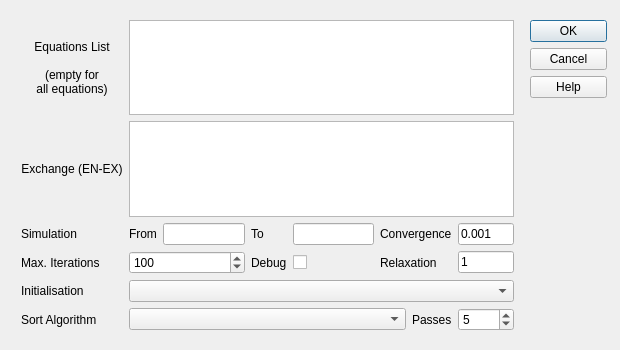
Old version of the form gui/menu/compute/compute_simulation.ui in the repository plan-be/iode.
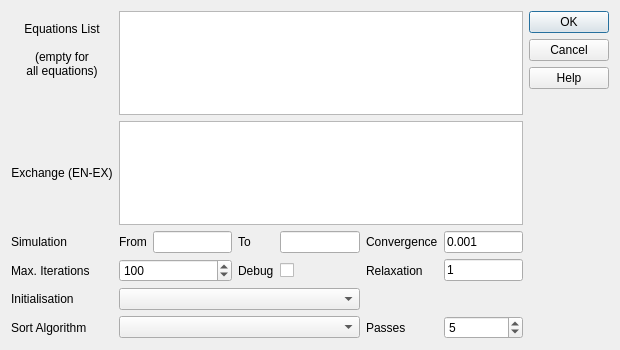
New version of the form. Icons and pictures are not drawn. Custom widgets are drawn as their Qt base class.

Commit message: GUI: (QIodeMenuComputeSimulation) enabled auto-complete in the textEdit_equations_list and textEdit_exchange fields

Diff of the .ui file:
```diff
--- a/gui/menu/compute/compute_simulation.ui
+++ b/gui/menu/compute/compute_simulation.ui
@@ -29,93 +29,8 @@
    <iconset>
     <normaloff>icons/Iodenew.ico</normaloff>icons/Iodenew.ico</iconset>
   </property>
-  <widget class="QWidget" name="layoutWidget">
-   <property name="geometry">
-    <rect>
-     <x>21</x>
-     <y>20</y>
-     <width>493</width>
-     <height>311</height>
-    </rect>
-   </property>
    <layout class="QGridLayout" name="gridLayout">
-    <item row="2" column="2">
-     <widget class="QIodeSampleEdit" name="sampleEdit_sample_from">
-      <property name="toolTip">
-       <string>- yyyy is the year
- -P is the periodicity (Y=yearly, Q=quaterly, M=monthly, W=weekly)
- -ppp is the period of the year</string>
-      </property>
-      <property name="inputMask">
-       <string/>
-      </property>
-      <property name="placeholderText">
-       <string/>
-      </property>
-     </widget>
-    </item>
-    <item row="3" column="3">
-     <widget class="QLabel" name="label_debug">
-      <property name="text">
-       <string>Debug</string>
-      </property>
-     </widget>
-    </item>
-    <item row="2" column="1">
-     <widget class="QLabel" name="label_simulation_from">
-      <property name="text">
-       <string>From</string>
-      </property>
-     </widget>
-    </item>
-    <item row="3" column="4">
-     <widget class="QCheckBox" name="checkBox_debug">
-      <property name="text">
-       <string/>
-      </property>
-     </widget>
-    </item>
-    <item row="3" column="5" colspan="2">
-     <widget class="QLabel" name="label_relaxation">
-      <property name="text">
-       <string>Relaxation</string>
-      </property>
-     </widget>
-    </item>
-    <item row="3" column="0">
-     <widget class="QLabel" name="label_max_iterations">
-      <property name="text">
-       <string>Max. Iterations</string>
-      </property>
-     </widget>
-    </item>
-    <item row="0" column="1" colspan="8">
-     <widget class="QTextEdit" name="textEdit_equations_list"/>
-    </item>
-    <item row="3" column="1" colspan="2">
-     <widget class="QSpinBox" name="spinBox_max_iterations">
-      <property name="maximum">
-       <number>1000000</number>
-      </property>
-      <property name="value">
-       <number>100</number>
-      </property>
-      <property name="displayIntegerBase">
-       <number>10</number>
-      </property>
-     </widget>
-    </item>
-    <item row="2" column="5" colspan="2">
-     <widget class="QLabel" name="label_convergence">
-      <property name="text">
-       <string>Convergence</string>
-      </property>
-     </widget>
-    </item>
-    <item row="5" column="1" colspan="5">
-     <widget class="QComboBox" name="comboBox_sort_algorithm"/>
-    </item>
-    <item row="0" column="0">
+   <item row="0" column="0" rowspan="3">
      <widget class="QLabel" name="label_equations_list">
       <property name="text">
        <string>Equations List
@@ -128,106 +43,10 @@
       </property>
      </widget>
     </item>
-    <item row="2" column="0">
-     <widget class="QLabel" name="label_simulation">
-      <property name="text">
-       <string>Simulation</string>
-      </property>
-     </widget>
-    </item>
-    <item row="2" column="4">
-     <widget class="QIodeSampleEdit" name="sampleEdit_sample_to">
-      <property name="toolTip">
-       <string>- yyyy is the year
- -P is the periodicity (Y=yearly, Q=quaterly, M=monthly, W=weekly)
- -ppp is the period of the year</string>
-      </property>
-      <property name="inputMask">
-       <string/>
-      </property>
-      <property name="placeholderText">
-       <string/>
-      </property>
-     </widget>
-    </item>
-    <item row="5" column="7" colspan="2">
-     <widget class="QSpinBox" name="spinBox_nb_passes">
-      <property name="value">
-       <number>5</number>
-      </property>
-     </widget>
-    </item>
-    <item row="2" column="3">
-     <widget class="QLabel" name="label_simulation_to">
-      <property name="text">
-       <string>To</string>
-      </property>
-     </widget>
-    </item>
-    <item row="4" column="0">
-     <widget class="QLabel" name="label_initialisation">
-      <property name="text">
-       <string>Initialisation</string>
-      </property>
-     </widget>
-    </item>
-    <item row="5" column="6">
-     <widget class="QLabel" name="label_passes">
-      <property name="text">
-       <string>Passes</string>
-      </property>
-     </widget>
-    </item>
-    <item row="1" column="1" colspan="8">
-     <widget class="QTextEdit" name="textEdit_exchange"/>
-    </item>
-    <item row="2" column="7" colspan="2">
-     <widget class="QLineEdit" name="lineEdit_convergence">
-      <property name="text">
-       <string>0.001</string>
-      </property>
-     </widget>
-    </item>
-    <item row="3" column="7" colspan="2">
-     <widget class="QLineEdit" name="lineEdit_relaxation">
-      <property name="text">
-       <string>1</string>
-      </property>
-     </widget>
-    </item>
-    <item row="1" column="0">
-     <widget class="QLabel" name="label_exchange">
-      <property name="text">
-       <string>Exchange (EN-EX)</string>
-      </property>
-      <property name="alignment">
-       <set>Qt::AlignCenter</set>
-      </property>
-     </widget>
-    </item>
-    <item row="5" column="0">
-     <widget class="QLabel" name="label_sort_algorithm">
-      <property name="text">
-       <string>Sort Algorithm</string>
-      </property>
-     </widget>
-    </item>
-    <item row="4" column="1" colspan="8">
-     <widget class="QComboBox" name="comboBox_initialization"/>
-    </item>
-   </layout>
-  </widget>
-  <widget class="QWidget" name="layoutWidget_2">
-   <property name="geometry">
-    <rect>
-     <x>530</x>
-     <y>20</y>
-     <width>77</width>
-     <height>311</height>
-    </rect>
-   </property>
-   <layout class="QVBoxLayout" name="verticalLayout">
-    <item>
+   <item row="0" column="1" rowspan="4" colspan="6">
+    <widget class="QIodeCompleteTextEdit" name="textEdit_equations_list"/>
+   </item>
+   <item row="0" column="7">
      <widget class="QPushButton" name="OKButton">
       <property name="sizePolicy">
        <sizepolicy hsizetype="Fixed" vsizetype="Fixed">
@@ -243,7 +62,7 @@
       </property>
      </widget>
     </item>
-    <item>
+   <item row="1" column="7">
      <widget class="QPushButton" name="cancelButton">
       <property name="sizePolicy">
        <sizepolicy hsizetype="Fixed" vsizetype="Fixed">
@@ -259,7 +78,7 @@
       </property>
      </widget>
     </item>
-    <item>
+   <item row="2" column="7">
      <widget class="QPushButton" name="helpButton">
       <property name="sizePolicy">
        <sizepolicy hsizetype="Fixed" vsizetype="Fixed">
@@ -275,7 +94,7 @@
       </property>
      </widget>
     </item>
-    <item>
+   <item row="3" column="7" rowspan="6">
      <spacer name="verticalSpacer">
       <property name="orientation">
        <enum>Qt::Vertical</enum>
@@ -283,13 +102,199 @@
       <property name="sizeHint" stdset="0">
        <size>
         <width>20</width>
-        <height>40</height>
+       <height>239</height>
        </size>
       </property>
      </spacer>
     </item>
-   </layout>
-  </widget>
+   <item row="4" column="0">
+    <widget class="QLabel" name="label_exchange">
+     <property name="text">
+      <string>Exchange (EN-EX)</string>
+     </property>
+     <property name="alignment">
+      <set>Qt::AlignCenter</set>
+     </property>
+    </widget>
+   </item>
+   <item row="4" column="1" colspan="6">
+    <widget class="QIodeCompleteTextEdit" name="textEdit_exchange"/>
+   </item>
+   <item row="5" column="0">
+    <widget class="QLabel" name="label_simulation">
+     <property name="text">
+      <string>Simulation</string>
+     </property>
+    </widget>
+   </item>
+   <item row="5" column="1">
+    <widget class="QLabel" name="label_simulation_from">
+     <property name="text">
+      <string>From</string>
+     </property>
+    </widget>
+   </item>
+   <item row="5" column="2">
+    <widget class="QIodeSampleEdit" name="sampleEdit_sample_from">
+     <property name="toolTip">
+      <string>- yyyy is the year
+ -P is the periodicity (Y=yearly, Q=quaterly, M=monthly, W=weekly)
+ -ppp is the period of the year</string>
+     </property>
+     <property name="inputMask">
+      <string/>
+     </property>
+     <property name="placeholderText">
+      <string/>
+     </property>
+    </widget>
+   </item>
+   <item row="5" column="3">
+    <widget class="QLabel" name="label_simulation_to">
+     <property name="text">
+      <string>To</string>
+     </property>
+    </widget>
+   </item>
+   <item row="5" column="4">
+    <widget class="QIodeSampleEdit" name="sampleEdit_sample_to">
+     <property name="toolTip">
+      <string>- yyyy is the year
+ -P is the periodicity (Y=yearly, Q=quaterly, M=monthly, W=weekly)
+ -ppp is the period of the year</string>
+     </property>
+     <property name="inputMask">
+      <string/>
+     </property>
+     <property name="placeholderText">
+      <string/>
+     </property>
+    </widget>
+   </item>
+   <item row="5" column="5">
+    <widget class="QLabel" name="label_convergence">
+     <property name="text">
+      <string>Convergence</string>
+     </property>
+    </widget>
+   </item>
+   <item row="5" column="6">
+    <widget class="QLineEdit" name="lineEdit_convergence">
+     <property name="text">
+      <string>0.001</string>
+     </property>
+    </widget>
+   </item>
+   <item row="6" column="0">
+    <widget class="QLabel" name="label_max_iterations">
+     <property name="text">
+      <string>Max. Iterations</string>
+     </property>
+    </widget>
+   </item>
+   <item row="6" column="1" colspan="2">
+    <widget class="QSpinBox" name="spinBox_max_iterations">
+     <property name="maximum">
+      <number>1000000</number>
+     </property>
+     <property name="value">
+      <number>100</number>
+     </property>
+     <property name="displayIntegerBase">
+      <number>10</number>
+     </property>
+    </widget>
+   </item>
+   <item row="6" column="3">
+    <widget class="QLabel" name="label_debug">
+     <property name="text">
+      <string>Debug</string>
+     </property>
+    </widget>
+   </item>
+   <item row="6" column="4">
+    <widget class="QCheckBox" name="checkBox_debug">
+     <property name="text">
+      <string/>
+     </property>
+    </widget>
+   </item>
+   <item row="6" column="5">
+    <widget class="QLabel" name="label_relaxation">
+     <property name="text">
+      <string>Relaxation</string>
+     </property>
+    </widget>
+   </item>
+   <item row="6" column="6">
+    <widget class="QLineEdit" name="lineEdit_relaxation">
+     <property name="text">
+      <string>1</string>
+     </property>
+    </widget>
+   </item>
+   <item row="7" column="0">
+    <widget class="QLabel" name="label_initialisation">
+     <property name="text">
+      <string>Initialisation</string>
+     </property>
+    </widget>
+   </item>
+   <item row="7" column="1" colspan="4">
+    <widget class="QComboBox" name="comboBox_initialization">
+     <property name="minimumSize">
+      <size>
+       <width>240</width>
+       <height>0</height>
+      </size>
+     </property>
+    </widget>
+   </item>
+   <item row="7" column="5" colspan="2">
+    <spacer name="horizontalSpacer">
+     <property name="orientation">
+      <enum>Qt::Horizontal</enum>
+     </property>
+     <property name="sizeHint" stdset="0">
+      <size>
+       <width>159</width>
+       <height>20</height>
+      </size>
+     </property>
+    </spacer>
+   </item>
+   <item row="8" column="0">
+    <widget class="QLabel" name="label_sort_algorithm">
+     <property name="text">
+      <string>Sort Algorithm</string>
+     </property>
+    </widget>
+   </item>
+   <item row="8" column="1" colspan="4">
+    <widget class="QComboBox" name="comboBox_sort_algorithm">
+     <property name="minimumSize">
+      <size>
+       <width>240</width>
+       <height>0</height>
+      </size>
+     </property>
+    </widget>
+   </item>
+   <item row="8" column="5">
+    <widget class="QLabel" name="label_passes">
+     <property name="text">
+      <string>Passes</string>
+     </property>
+    </widget>
+   </item>
+   <item row="8" column="6">
+    <widget class="QSpinBox" name="spinBox_nb_passes">
+     <property name="value">
+      <number>5</number>
+     </property>
+    </widget>
+   </item>
+  </layout>
  </widget>
  <customwidgets>
   <customwidget>
@@ -297,6 +302,11 @@
    <extends>QLineEdit</extends>
    <header>custom_widgets/qsampleedit.h</header>
   </customwidget>
+  <customwidget>
+   <class>QIodeCompleteTextEdit</class>
+   <extends>QPlainTextEdit</extends>
+   <header>custom_widgets/complete_text_edit.h</header>
+  </customwidget>
  </customwidgets>
  <resources/>
  <connections>
```
Lines whose indentation alone changed are shown as unchanged. The commit also changes 2 other files.
